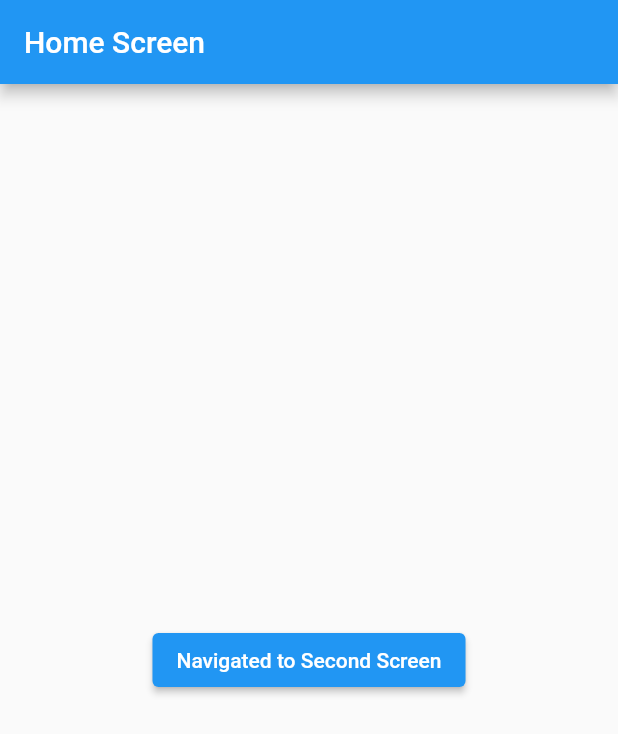
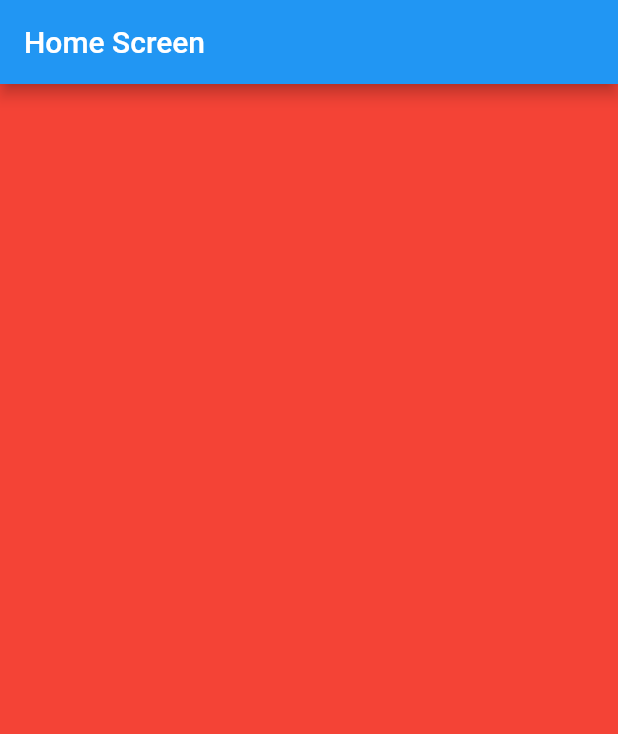
Before and after one commit to Saw2110/FlutterAutoRoute, a Flutter app: the screen it shows after launch, on a phone screen of 412 x 824 dp. Shown: the top 734 px of the screen. Run offline on Flutter 3.47's test engine with Material 2 defaults, Android fonts, the phone set to English and light mode, and no system bars; our stand-ins replace auto_route.

Commit message:
New Commit

```diff
--- /dev/null
+++ b/lib/Responsive/dimesions.dart
@@ -0,0 +1,4 @@
+/// Set the common device dimension here for Mobile / Desktop
+
+const mobileWidth = 500;
+const tabletWidth = 900;
--- /dev/null
+++ b/lib/Responsive/responsive_layout.dart
@@ -0,0 +1,29 @@
+import 'package:autoroute/Responsive/dimesions.dart';
+import 'package:flutter/material.dart';
+
+class ResponsiveLayout extends StatelessWidget {
+  final Widget mobileBody;
+  final Widget tabletBody;
+  final Widget desktopBody;
+
+  const ResponsiveLayout(
+      {Key? key,
+      required this.mobileBody,
+      required this.tabletBody,
+      required this.desktopBody})
+      : super(key: key);
+
+  @override
+  Widget build(BuildContext context) {
+    return LayoutBuilder(builder: (context, constraints) {
+      if (constraints.maxWidth < mobileWidth) {
+        return mobileBody;
+      } else if (constraints.maxWidth > mobileWidth &&
+          constraints.maxWidth < tabletWidth) {
+        return tabletBody;
+      } else {
+        return desktopBody;
+      }
+    });
+  }
+}
--- a/lib/Screen/home_screen.dart
+++ b/lib/Screen/home_screen.dart
@@ -1,4 +1,5 @@
 import 'package:auto_route/auto_route.dart';
+import 'package:autoroute/Responsive/responsive_layout.dart';
 import 'package:autoroute/routes/route.gr.dart';
 import 'package:flutter/material.dart';
 
@@ -14,16 +15,21 @@ class _HomeScreenState extends State<HomeScreen> {
   Widget build(BuildContext context) {
     return Scaffold(
       appBar: AppBar(title: const Text("Home Screen")),
-      body: Center(
-        child: ElevatedButton(
-          onPressed: () {
-            // AutoRouter.of(context).push(const SecondScreen());
-            // context.router.pushNamed('/secondScreen');
-            AutoRouter.of(context).replace(const SecondScreen());
-            // context.router.replaceNamed('/secondScreen');
-          },
-          child: const Text("Navigated to Second Screen"),
-        ),
+      // body: Center(
+      //   child: ElevatedButton(
+      //     onPressed: () {
+      //       AutoRouter.of(context).push(const SecondScreen());
+      //       // context.router.pushNamed('/secondScreen');
+      //       // AutoRouter.of(context).replace(const SecondScreen());
+      //       // context.router.replaceNamed('/secondScreen');
+      //     },
+      //     child: const Text("Navigated to Second Screen"),
+      //   ),
+      // ),
+      body: ResponsiveLayout(
+        mobileBody: Container(color: Colors.red),
+        tabletBody: Container(color: Colors.brown),
+        desktopBody: Container(color: Colors.green),
       ),
     );
   }
```
Also changed, not shown: lib/Responsive/desktop_body.dart (added, +53 -0 lines), lib/Responsive/mobile_body.dart (added, +308 -0 lines), 1 other file.
